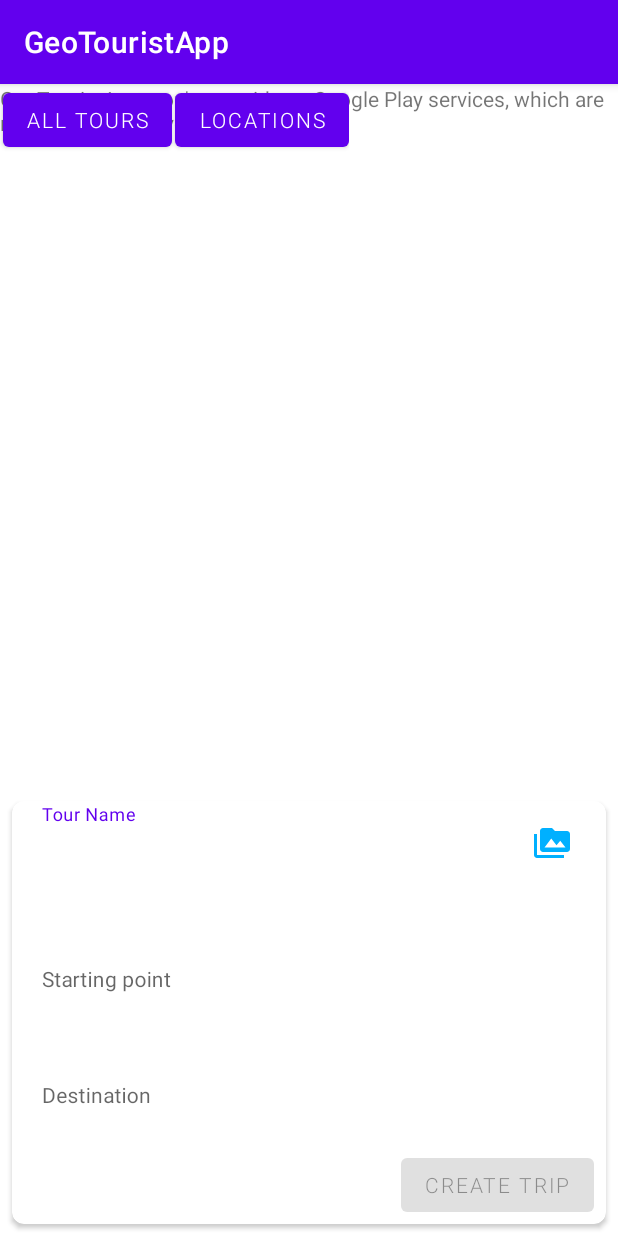
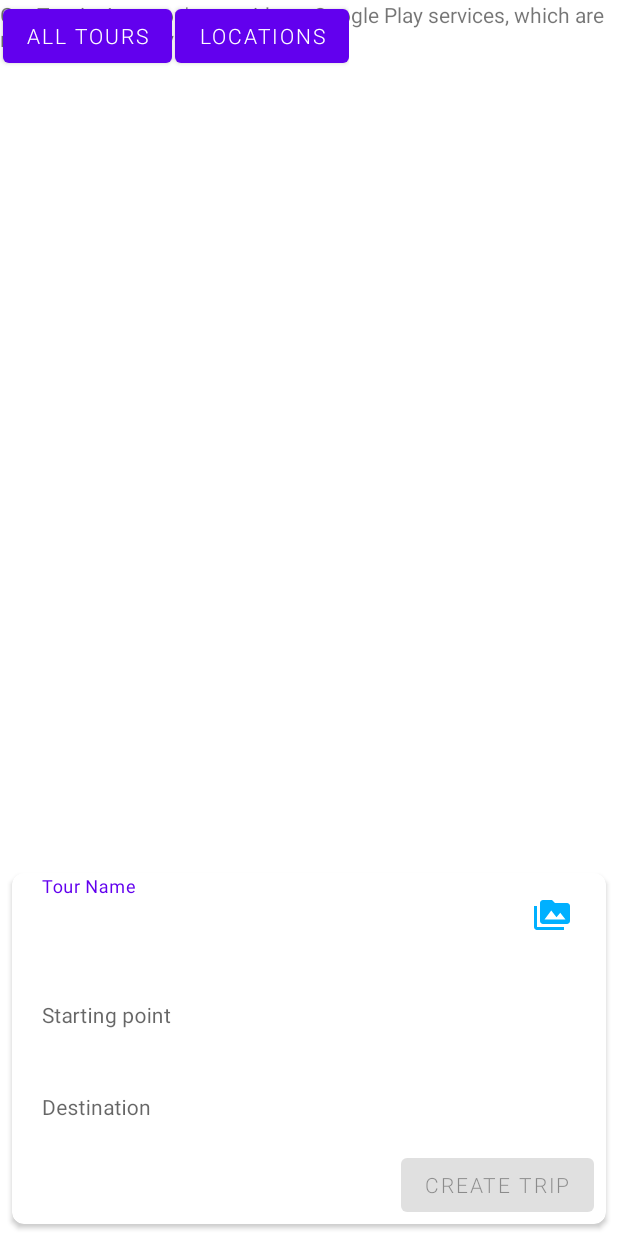
Before and after one commit to rsinghsep/GeoTouristApp, an Android app: the screen it shows after launch (CreateTourActivity), on a phone screen of 412 x 824 dp. Run offline under Robolectric (Android 15) with nearby library versions, the phone set to English and light mode, and no system bars; our stand-ins replace Room's generated code, data binding.

Commit message:
changed the theme to no action bar and updated view

```diff
--- a/app/src/main/res/layout/card_create_trip.xml
+++ b/app/src/main/res/layout/card_create_trip.xml
@@ -35,18 +35,18 @@
             <com.google.android.material.textfield.TextInputLayout
                 android:id="@+id/tilTourName"
                 style="@style/AppTextInputLayout"
+                android:layout_width="150dp"
                 app:layout_constraintStart_toStartOf="parent"
-                app:layout_constraintTop_toTopOf="parent" >
+                app:layout_constraintTop_toTopOf="parent">
 
                 <EditText
                     android:id="@+id/edtTourName"
                     style="@style/AppTextInputEditText"
+                    android:enabled="true"
                     android:hint="Tour Name"
                     android:inputType="textMultiLine"
-                    android:lines="2"
-                    android:maxLines="2"
+                    android:maxLines="1"
                     android:text="@={viewModel.tourName}"
-                    android:enabled="true"
                     android:textSize="14sp" />
 
             </com.google.android.material.textfield.TextInputLayout>
@@ -62,9 +62,9 @@
                     style="@style/AppTextInputEditText"
                     android:hint="Starting point"
                     android:inputType="textMultiLine"
-                    android:lines="2"
+                    android:lines="1"
                     android:maxLines="2"
-                    android:text="@{viewModel.startingAddress}"
+                    android:text='@{viewModel.startingAddress}'
                     android:textSize="14sp" />
 
             </com.google.android.material.textfield.TextInputLayout>
@@ -80,7 +80,7 @@
                     style="@style/AppTextInputEditText"
                     android:hint="Destination"
                     android:inputType="textMultiLine"
-                    android:lines="2"
+                    android:lines="1"
                     android:maxLines="2"
                     android:text="@{viewModel.destinationAddress}"
                     android:textSize="14sp" />
--- a/app/src/main/res/values/styles.xml
+++ b/app/src/main/res/values/styles.xml
@@ -1,6 +1,6 @@
 <resources>
     <!-- Base application theme. -->
-    <style name="AppTheme" parent="Theme.MaterialComponents.Light.DarkActionBar">
+    <style name="AppTheme" parent="Theme.MaterialComponents.Light.NoActionBar">
         <!-- Customize your theme here. -->
         <item name="colorPrimary">@color/colorPrimary</item>
         <item name="colorPrimaryDark">@color/colorPrimaryDark</item>
```
